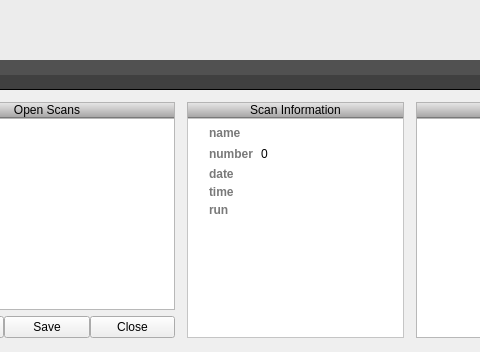
Qt form source/ui/dataman/AMGenericScanEditor.ui (acquaman/acquaman) before a commit; both pictures show x 93 to 573 and y 0 to 352 of the 801 by 574 pixel window.
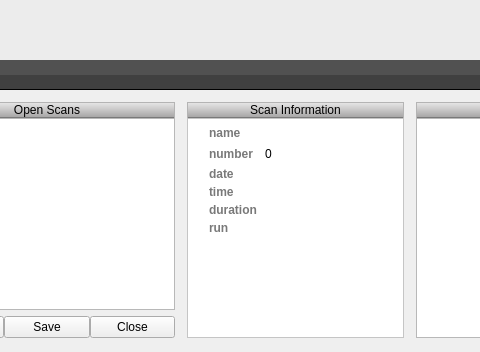
The same form after that commit. Icons and pictures are not drawn.

Commit message: Displays scan duration inside AMGenericScanEditor.

```diff
--- a/source/ui/dataman/AMGenericScanEditor.ui
+++ b/source/ui/dataman/AMGenericScanEditor.ui
@@ -366,7 +366,7 @@
                   </property>
                  </widget>
                 </item>
-                <item row="4" column="0">
+                <item row="5" column="0">
                  <widget class="QLabel" name="scanRunLabel">
                   <property name="styleSheet">
                    <string notr="true">color: rgb(121, 121, 121);
@@ -378,6 +378,25 @@
                   </property>
                  </widget>
                 </item>
+                <item row="4" column="0">
+                 <widget class="QLabel" name="scanDurationLabel">
+                  <property name="styleSheet">
+                   <string notr="true">color: rgb(121, 121, 121);
+font-weight: bold;
+font-family: &quot;Lucida Grande&quot;;</string>
+                  </property>
+                  <property name="text">
+                   <string>duration</string>
+                  </property>
+                 </widget>
+                </item>
+                <item row="4" column="1">
+                 <widget class="QLabel" name="scanDuration">
+                  <property name="text">
+                   <string/>
+                  </property>
+                 </widget>
+                </item>
                </layout>
               </item>
               <item>
```
Left out of the diff: 2 changed lines with no effect on the pictures. The commit also changes 1 other file.
